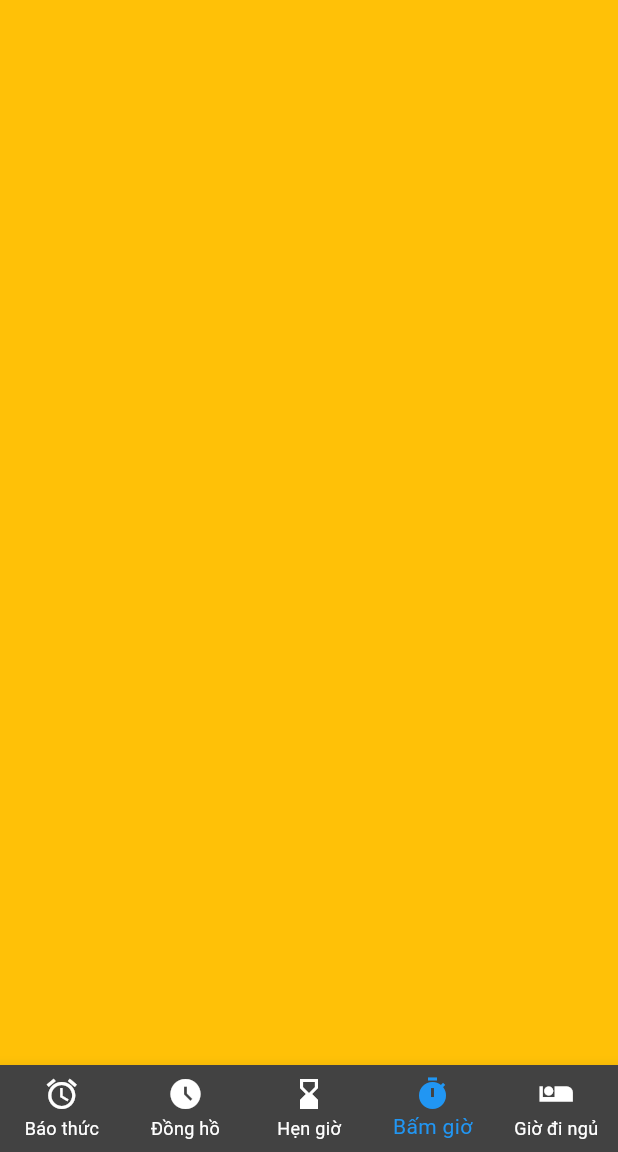
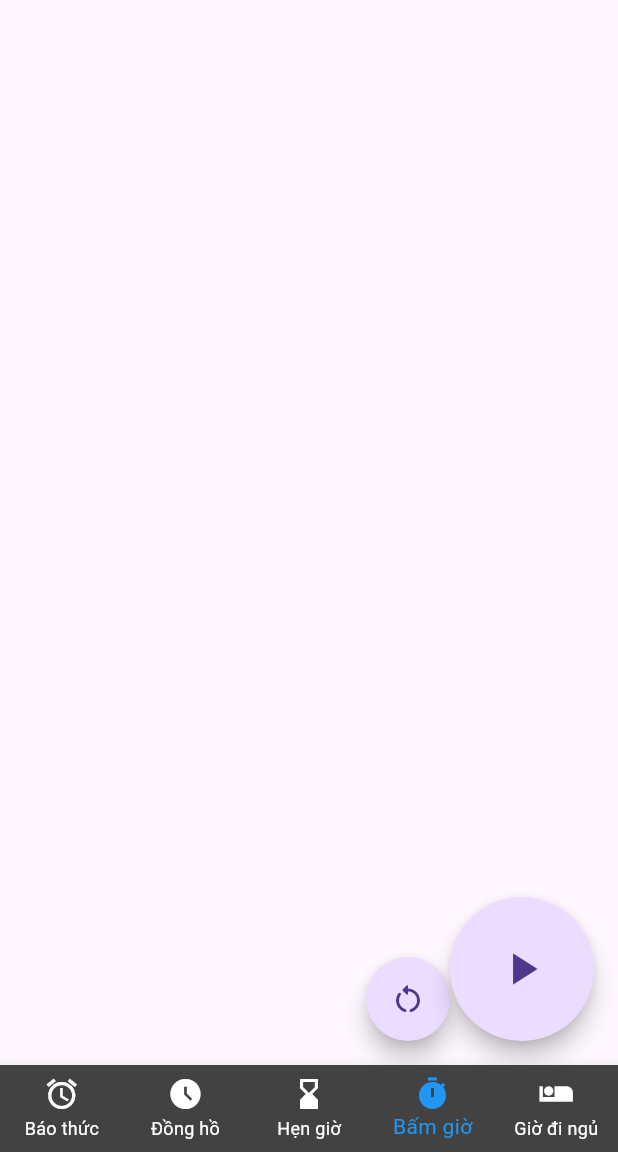
Before and after one commit to tongochona/clock_app, a Flutter app: the screen it shows after launch, item 4 of the bottom bar chosen, on a phone screen of 412 x 824 dp, the part 84-1236 px from its top. Run offline on Flutter 3.47's test engine with Material 3 defaults, Android fonts, the phone set to English and light mode, and no system bars.

Commit message:
edit floatting button

```diff
--- a/lib/view/TimerWidget.dart
+++ b/lib/view/TimerWidget.dart
@@ -10,8 +10,26 @@ class TimerWidget extends StatefulWidget {
 class _TimerWidgetState extends State<TimerWidget> {
   @override
   Widget build(BuildContext context) {
-    return Container(
-      color: Colors.amber,
-    );
+    return Scaffold(
+      appBar: AppBar(
+
+      ),
+      floatingActionButton: Row(
+        mainAxisAlignment: MainAxisAlignment.end,
+        crossAxisAlignment: CrossAxisAlignment.end,
+        children: [
+          FloatingActionButton(
+            shape:const CircleBorder(),
+            child:const Icon(Icons.restart_alt_rounded),
+
+            onPressed: (){}),
+          FloatingActionButton.large(
+            shape:const CircleBorder(),
+            child:const Icon(Icons.play_arrow_sharp),
+            onPressed: (){})
+        ],
+      )
+      );
+
   }
 }
```
